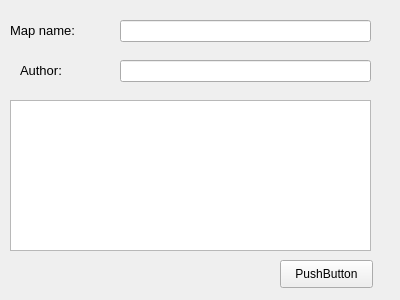
Before: the Qt Designer form gui/untitled2.ui in skowronskij/epic-maps, drawn with Qt 5.
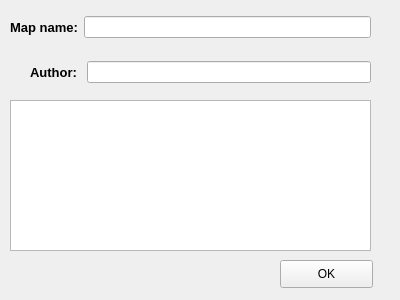
After: the same form once the commit is applied.

Diff of the .ui file:
```diff
--- a/gui/untitled2.ui
+++ b/gui/untitled2.ui
@@ -13,62 +13,6 @@
   <property name="windowTitle">
    <string>Form</string>
   </property>
-  <widget class="QLabel" name="label">
-   <property name="geometry">
-    <rect>
-     <x>10</x>
-     <y>15</y>
-     <width>121</width>
-     <height>31</height>
-    </rect>
-   </property>
-   <property name="font">
-    <font>
-     <pointsize>10</pointsize>
-    </font>
-   </property>
-   <property name="text">
-    <string>Map name:</string>
-   </property>
-  </widget>
-  <widget class="QLineEdit" name="lineEdit">
-   <property name="geometry">
-    <rect>
-     <x>120</x>
-     <y>20</y>
-     <width>251</width>
-     <height>22</height>
-    </rect>
-   </property>
-  </widget>
-  <widget class="QLabel" name="label_2">
-   <property name="geometry">
-    <rect>
-     <x>20</x>
-     <y>55</y>
-     <width>121</width>
-     <height>31</height>
-    </rect>
-   </property>
-   <property name="font">
-    <font>
-     <pointsize>10</pointsize>
-    </font>
-   </property>
-   <property name="text">
-    <string>Author: </string>
-   </property>
-  </widget>
-  <widget class="QLineEdit" name="lineEdit_2">
-   <property name="geometry">
-    <rect>
-     <x>120</x>
-     <y>60</y>
-     <width>251</width>
-     <height>22</height>
-    </rect>
-   </property>
-  </widget>
   <widget class="QPushButton" name="pushButton">
    <property name="geometry">
     <rect>
@@ -79,7 +23,7 @@
     </rect>
    </property>
    <property name="text">
-    <string>PushButton</string>
+    <string>OK</string>
    </property>
   </widget>
   <widget class="QTableView" name="tableView">
@@ -92,6 +36,64 @@
     </rect>
    </property>
   </widget>
+  <widget class="QWidget" name="">
+   <property name="geometry">
+    <rect>
+     <x>10</x>
+     <y>15</y>
+     <width>361</width>
+     <height>24</height>
+    </rect>
+   </property>
+   <layout class="QHBoxLayout" name="horizontalLayout">
+    <item>
+     <widget class="QLabel" name="label">
+      <property name="font">
+       <font>
+        <pointsize>10</pointsize>
+        <weight>75</weight>
+        <bold>true</bold>
+       </font>
+      </property>
+      <property name="text">
+       <string>Map name:</string>
+      </property>
+     </widget>
+    </item>
+    <item>
+     <widget class="QLineEdit" name="lineEdit"/>
+    </item>
+   </layout>
+  </widget>
+  <widget class="QWidget" name="">
+   <property name="geometry">
+    <rect>
+     <x>30</x>
+     <y>60</y>
+     <width>341</width>
+     <height>24</height>
+    </rect>
+   </property>
+   <layout class="QHBoxLayout" name="horizontalLayout_2">
+    <item>
+     <widget class="QLabel" name="label_2">
+      <property name="font">
+       <font>
+        <pointsize>10</pointsize>
+        <weight>75</weight>
+        <bold>true</bold>
+       </font>
+      </property>
+      <property name="text">
+       <string>Author: </string>
+      </property>
+     </widget>
+    </item>
+    <item>
+     <widget class="QLineEdit" name="lineEdit_2"/>
+    </item>
+   </layout>
+  </widget>
  </widget>
  <resources/>
  <connections/>
```
